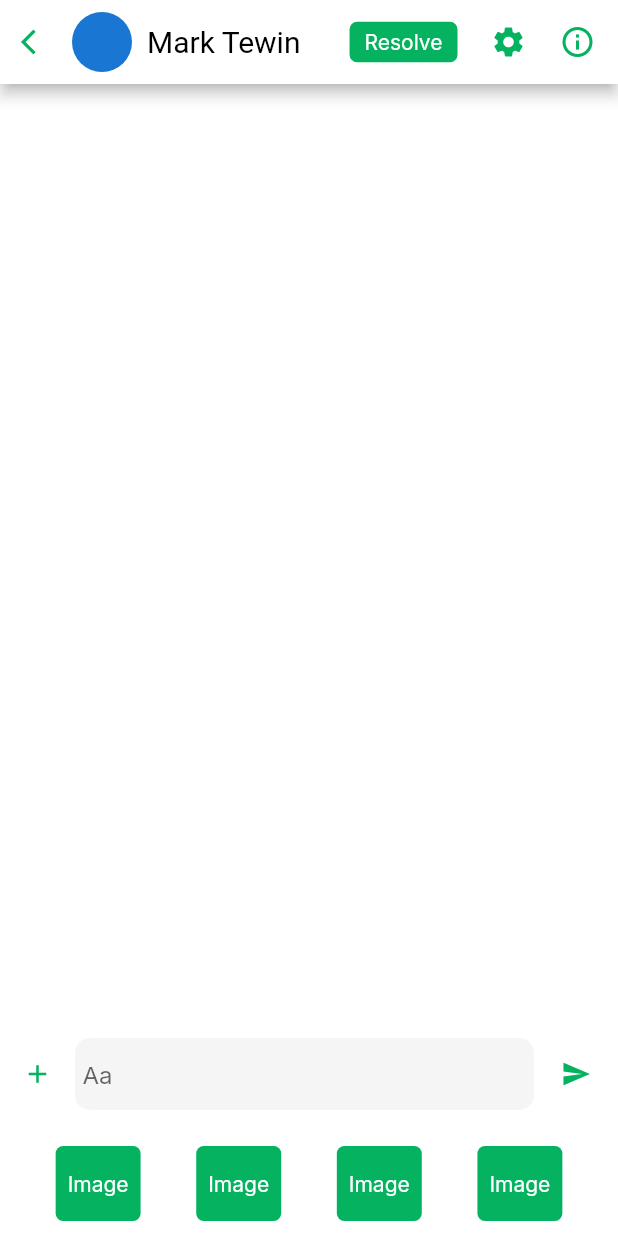
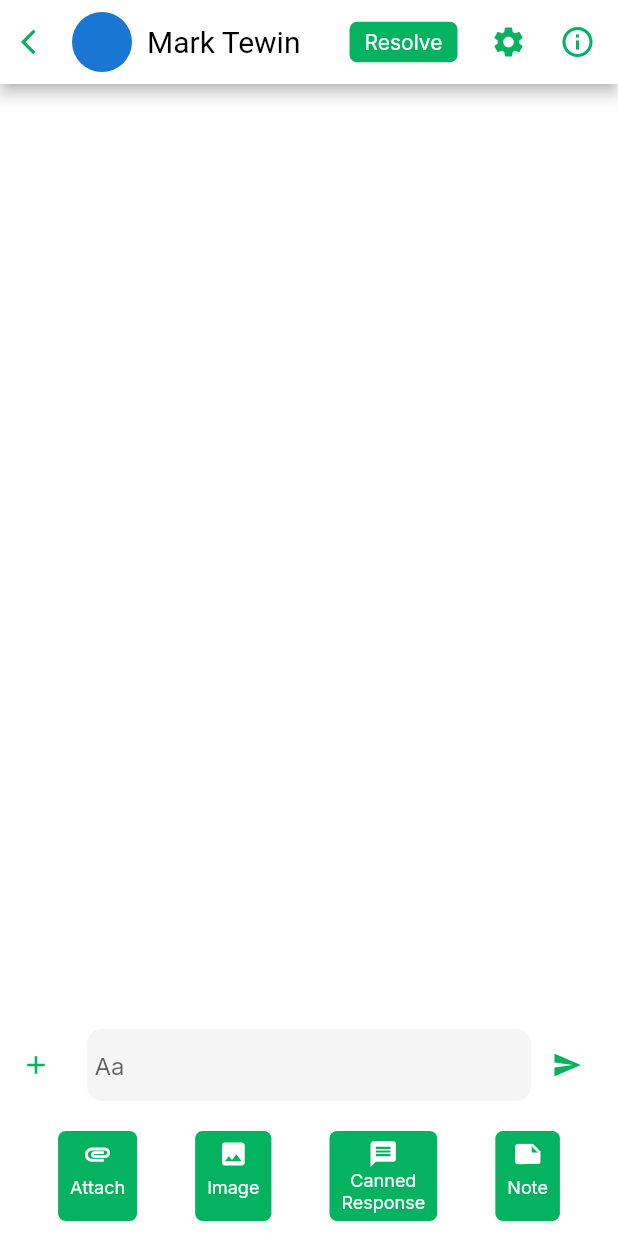
Before and after one commit to Misfit-Mushfiq/myalice, a Flutter app: the ChatDetails screen opened by its route, after a tap on the "add" icon, on a phone screen of 412 x 824 dp. Run offline on Flutter 3.47's test engine with Material 2 defaults, Android fonts, the light colour scheme and no system bars; our stand-ins replace cached_network_image, dio, flutter_spinkit, flutter_svg, get, google_fonts and 3 more; missing offline and left inert: pusher_client; accounts and stored records are empty; network calls fail.

Commit message:
Chat details page UI modified

```diff
--- a/lib/screens/chatDetails.dart
+++ b/lib/screens/chatDetails.dart
@@ -162,8 +162,8 @@ class _ChatDetailsState extends State<ChatDetails>
 
                         //print(index);
                         return Container(
-                          padding: EdgeInsets.only(
-                              left: 14, right: 14, top: 10),
+                          padding:
+                              EdgeInsets.only(left: 14, right: 14, top: 10),
                           child: Align(
                             alignment: (obj.chats.elementAt(index)!.source ==
                                     "customer"
@@ -227,37 +227,27 @@ class _ChatDetailsState extends State<ChatDetails>
                 Align(
                   alignment: Alignment.bottomCenter,
                   child: Container(
-                    padding: EdgeInsets.only(left: 10, bottom: 10, top: 10),
+                    padding: EdgeInsets.only(
+                        bottom: 10, top: 10, right: 10),
                     width: double.infinity,
                     color: Colors.white,
                     child: Row(
                       children: <Widget>[
-                        Padding(
-                          padding: const EdgeInsets.all(0.0),
-                          child: GestureDetector(
-                            onTap: () {
+                        IconButton(
+                            onPressed: () {
                               setState(() {
                                 _visiblity = !_visiblity;
                               });
                             },
-                            child: Container(
-                              height: 30,
-                              width: 30,
-                              decoration: BoxDecoration(
-                                color: Colors.white,
-                              ),
-                              child: Icon(
-                                Icons.add,
-                                color: AliceColors.ALICE_GREEN,
-                                size: 20,
-                              ),
-                            ),
-                          ),
-                        ),
+                            icon: Icon(
+                              Icons.add,
+                              color: AliceColors.ALICE_GREEN,
+                              size: 20,
+                            )),
                         SizedBox(
                           width: 10,
                         ),
-                        Expanded(
+                        Flexible(
                           child: TextField(
                             keyboardType: TextInputType.text,
                             maxLines: null,
@@ -277,7 +267,7 @@ class _ChatDetailsState extends State<ChatDetails>
                             ),
                           ),
                         ),
-                        FloatingActionButton(
+                        IconButton(
                           onPressed: () async {
                             //await pusherService.pusherTrigger('test-event');
                             animateToScreenEnd();
@@ -295,13 +285,11 @@ class _ChatDetailsState extends State<ChatDetails>
                                 .chatResponse
                                 .refresh();
                           },
-                          child: Icon(
+                          icon: Icon(
                             Icons.send,
                             color: AliceColors.ALICE_GREEN,
                             size: 20,
                           ),
-                          backgroundColor: Colors.white,
-                          elevation: 0,
                         ),
                       ],
                     ),
@@ -319,70 +307,104 @@ class _ChatDetailsState extends State<ChatDetails>
                           mainAxisAlignment: MainAxisAlignment.spaceEvenly,
                           children: <Widget>[
                             Container(
-                              height: 50,
+                              height: 60,
                               decoration: BoxDecoration(
                                   borderRadius:
                                       BorderRadius.all(Radius.circular(5)),
                                   color: AliceColors.ALICE_GREEN),
-                              child: Padding(
-                                padding: const EdgeInsets.all(8.0),
+                              child: Column(
+                                children: [
+                                  Padding(
+                                    padding: const EdgeInsets.only(top:5.0),
+                                    child: Icon(Icons.attachment,size: 20,color: Colors.white,),
+                                  ),
+                                  Padding(
+                                padding: const EdgeInsets.fromLTRB(8.0, 5.0, 8.0, 5.0),
+                                child: Center(
+                                    child: Text(
+                                  "Attach",
+                                  style: TextStyle(
+                                      color: Colors.white, fontSize: 12),
+                                )),
+                              )
+                                ],
+                              ),
+                            ),
+                            Container(
+                              height: 60,
+                              decoration: BoxDecoration(
+                                  borderRadius:
+                                      BorderRadius.all(Radius.circular(5)),
+                                  color: AliceColors.ALICE_GREEN),
+                              child: Column(
+                                children: [
+                                  Padding(
+                                    padding: const EdgeInsets.only(top:5.0),
+                                    child: Icon(Icons.image,size: 20,color: Colors.white,),
+                                  ),
+                                  Padding(
+                                padding: const EdgeInsets.fromLTRB(8.0, 5.0, 8.0, 5.0),
                                 child: Center(
                                     child: Text(
                                   "Image",
                                   style: TextStyle(
-                                      color: Colors.white, fontSize: 14),
+                                      color: Colors.white, fontSize: 12),
                                 )),
+                              )
+                                ],
                               ),
                             ),
                             Container(
-                              height: 50,
+                              height: 60,
                               decoration: BoxDecoration(
                                   borderRadius:
                                       BorderRadius.all(Radius.circular(5)),
                                   color: AliceColors.ALICE_GREEN),
-                              child: Padding(
-                                padding: const EdgeInsets.all(8.0),
+                              child: Column(
+                                children: [
+                                  Padding(
+                                    padding: const EdgeInsets.only(top:5.0),
+                                    child: Icon(Icons.message,size: 20,color: Colors.white,),
+                                  ),
+                                  Padding(
+                                padding: const EdgeInsets.fromLTRB(8.0, 0.0, 8.0, 2.0),
                                 child: Center(
                                     child: Text(
-                                  "Image",
+                                  "Canned\nResponse",
+                                  textAlign: TextAlign.center,
+                                  maxLines: null,
                                   style: TextStyle(
-                                      color: Colors.white, fontSize: 14),
+                                      color: Colors.white, fontSize: 12),
                                 )),
+                              )
+                                ],
                               ),
                             ),
                             Container(
-                              height: 50,
+                              height: 60,
                               decoration: BoxDecoration(
                                   borderRadius:
                                       BorderRadius.all(Radius.circular(5)),
                                   color: AliceColors.ALICE_GREEN),
-                              child: Padding(
-                                padding: const EdgeInsets.all(8.0),
+                              child: Column(
+                                children: [
+                                  Padding(
+                                    padding: const EdgeInsets.only(top:5.0),
+                                    child: Icon(Icons.note,size: 20,color: Colors.white,),
+                                  ),
+                                  Padding(
+                                padding: const EdgeInsets.fromLTRB(8.0, 5.0, 8.0, 5.0),
                                 child: Center(
                                     child: Text(
-                                  "Image",
+                                  "Note",
                                   style: TextStyle(
-                                      color: Colors.white, fontSize: 14),
+                                      color: Colors.white, fontSize: 12),
                                 )),
+                              )
+                                ],
                               ),
                             ),
-                            Container(
-                              height: 50,
-                              decoration: BoxDecoration(
-                                  borderRadius:
-                                      BorderRadius.all(Radius.circular(5)),
-                                  color: AliceColors.ALICE_GREEN),
-                              child: Padding(
-                                padding: const EdgeInsets.all(8.0),
-                                child: Center(
-                                    child: Text(
-                                  "Image",
-                                  style: TextStyle(
-                                      color: Colors.white, fontSize: 14),
-                                )),
-                              ),
-                            )
-                          ],
+                            ],
                         ),
                       ),
                     ))
@@ -623,6 +645,7 @@ class _ChatDetailsState extends State<ChatDetails>
                     appBar: AppBar(
                       backgroundColor: Colors.white,
                       automaticallyImplyLeading: false,
+                      leadingWidth: 20,
                       leading: IconButton(
                           onPressed: () {
                             Get.back();
@@ -646,25 +669,76 @@ class _ChatDetailsState extends State<ChatDetails>
                       ),
                       title: Text(
                         'Ressaign Ticket',
-                        style: TextStyle(color: Colors.black, fontSize: 14),
+                        style: TextStyle(color: Colors.black, fontSize: 15),
                       ),
                       centerTitle: false,
                     ),
                     body: TabBarView(
                       children: [
-                        ListView.builder(
+                        ListView.separated(
                           itemCount: 100,
+                          separatorBuilder: (context, index) {
+                            return Divider(
+                              height: 0.5,
+                              color: Colors.grey,
+                            );
+                          },
                           itemBuilder: (context, index) {
                             return ListTile(
+                              leading: Stack(
+                                children: [
+                                  CircleAvatar(
+                                    backgroundImage: NetworkImage(""),
+                                    radius: 25,
+                                  ),
+                                  Positioned(
+                                      top: 30,
+                                      left: 30,
+                                      child: CircleAvatar(
+                                        backgroundColor:
+                                            AliceColors.ALICE_GREEN,
+                                        radius: 10,
+                                      ))
+                                ],
+                              ),
                               title: Text(
-                                "items: $index",
+                                "Jenny Wilson",
                                 style: TextStyle(
-                                    color: Colors.black, fontSize: 14),
+                                    color: Colors.black, fontSize: 15),
+                              ),
+                              subtitle: Text(
+                                "Active now",
+                                style: TextStyle(color: Colors.grey),
                               ),
                             );
                           },
                         ),
-                        Icon(Icons.directions_transit),
+                        ListView.separated(
+                          itemCount: 100,
+                          separatorBuilder: (context, index) {
+                            return Divider(
+                              height: 0.5,
+                              color: Colors.grey,
+                            );
+                          },
+                          itemBuilder: (context, index) {
+                            return Padding(
+                              padding:
+                                  const EdgeInsets.only(top: 8.0, bottom: 8.0),
+                              child: ListTile(
+                                leading: CircleAvatar(
+                                  backgroundImage: NetworkImage(""),
+                                  radius: 25,
+                                ),
+                                title: Text(
+                                  "Jenny Wilson",
+                                  style: TextStyle(
+                                      color: Colors.black, fontSize: 15),
+                                ),
+                              ),
+                            );
+                          },
+                        ),
                       ],
                     ),
                   ),
```
